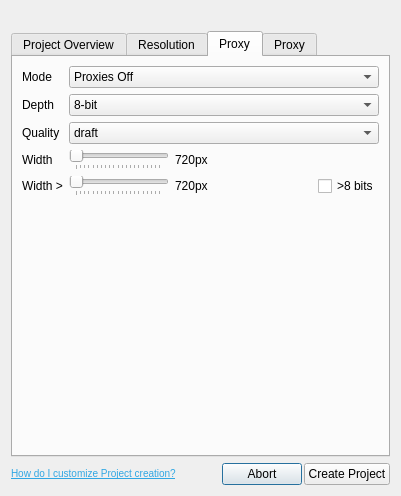
Before: the Qt Designer form resources/project_create_dialog.ui in shotgunsoftware/tk-flame, drawn with Qt 5.
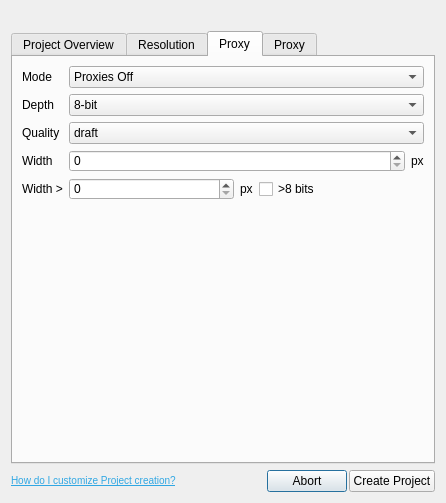
After: the same form once the commit is applied. The open tabs and pages were chosen to show the change. Icons and pictures are not drawn.

Commit message: #32996 Fixes to proxy logic. Ability to run flame from a Shot.

```diff
--- a/resources/project_create_dialog.ui
+++ b/resources/project_create_dialog.ui
@@ -6,8 +6,8 @@
    <rect>
     <x>0</x>
     <y>0</y>
-    <width>401</width>
-    <height>496</height>
+    <width>446</width>
+    <height>503</height>
    </rect>
   </property>
   <property name="windowTitle">
@@ -527,52 +527,25 @@
        <item row="3" column="1">
         <layout class="QHBoxLayout" name="horizontalLayout_6">
          <item>
-          <widget class="QSlider" name="proxy_width_hint">
-           <property name="sizePolicy">
-            <sizepolicy hsizetype="Preferred" vsizetype="Fixed">
-             <horstretch>0</horstretch>
-             <verstretch>0</verstretch>
-            </sizepolicy>
-           </property>
-           <property name="minimumSize">
-            <size>
-             <width>100</width>
-             <height>0</height>
-            </size>
-           </property>
-           <property name="minimum">
-            <number>24</number>
-           </property>
+          <widget class="QSpinBox" name="proxy_width">
            <property name="maximum">
-            <number>8192</number>
+            <number>65536</number>
            </property>
            <property name="singleStep">
-            <number>4</number>
-           </property>
-           <property name="pageStep">
-            <number>400</number>
-           </property>
-           <property name="orientation">
-            <enum>Qt::Horizontal</enum>
-           </property>
-           <property name="tickPosition">
-            <enum>QSlider::TicksBelow</enum>
-           </property>
-           <property name="tickInterval">
-            <number>400</number>
+            <number>16</number>
            </property>
           </widget>
          </item>
          <item>
           <widget class="QLabel" name="proxy_width_hint_preview">
            <property name="sizePolicy">
-            <sizepolicy hsizetype="Expanding" vsizetype="Preferred">
+            <sizepolicy hsizetype="Fixed" vsizetype="Preferred">
              <horstretch>0</horstretch>
              <verstretch>0</verstretch>
             </sizepolicy>
            </property>
            <property name="text">
-            <string>720px</string>
+            <string>px</string>
            </property>
           </widget>
          </item>
@@ -588,52 +561,25 @@
        <item row="4" column="1">
         <layout class="QHBoxLayout" name="horizontalLayout_7">
          <item>
-          <widget class="QSlider" name="proxy_min_frame_size">
-           <property name="sizePolicy">
-            <sizepolicy hsizetype="Preferred" vsizetype="Fixed">
-             <horstretch>0</horstretch>
-             <verstretch>0</verstretch>
-            </sizepolicy>
-           </property>
-           <property name="minimumSize">
-            <size>
-             <width>100</width>
-             <height>0</height>
-            </size>
-           </property>
-           <property name="minimum">
-            <number>24</number>
-           </property>
+          <widget class="QSpinBox" name="proxy_min_width">
            <property name="maximum">
-            <number>8192</number>
+            <number>65536</number>
            </property>
            <property name="singleStep">
-            <number>4</number>
-           </property>
-           <property name="pageStep">
-            <number>400</number>
-           </property>
-           <property name="orientation">
-            <enum>Qt::Horizontal</enum>
-           </property>
-           <property name="tickPosition">
-            <enum>QSlider::TicksBelow</enum>
-           </property>
-           <property name="tickInterval">
-            <number>400</number>
+            <number>16</number>
            </property>
           </widget>
          </item>
          <item>
           <widget class="QLabel" name="proxy_min_frame_size_preview">
            <property name="sizePolicy">
-            <sizepolicy hsizetype="Expanding" vsizetype="Preferred">
+            <sizepolicy hsizetype="Fixed" vsizetype="Preferred">
              <horstretch>0</horstretch>
              <verstretch>0</verstretch>
             </sizepolicy>
            </property>
            <property name="text">
-            <string>720px</string>
+            <string>px</string>
            </property>
           </widget>
          </item>
```
Left out of the diff: 43 changed lines with no effect on the pictures. The commit also changes 5 other files.
